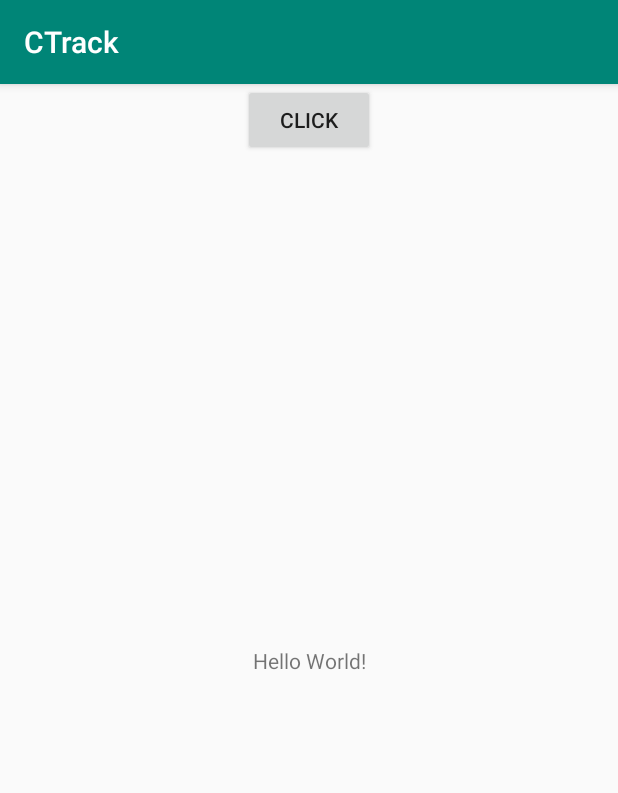
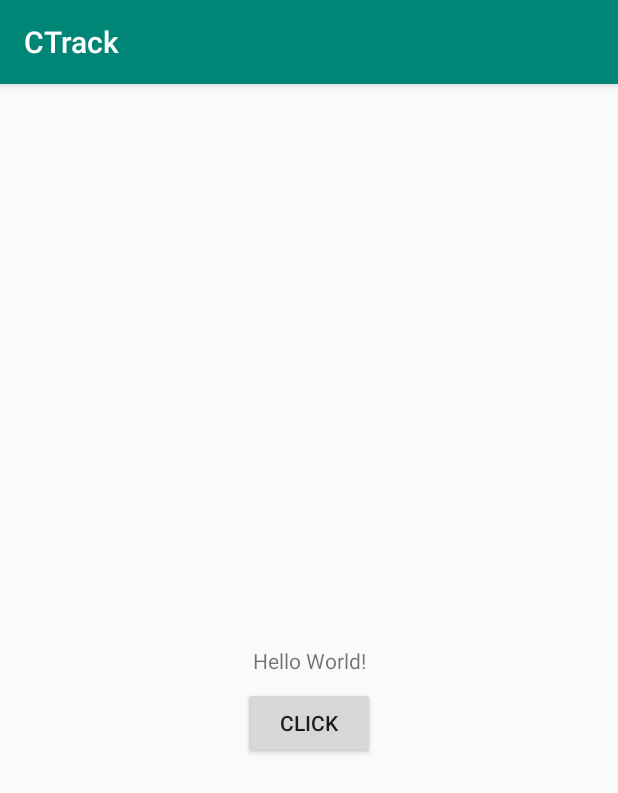
Before and after one commit to summerprogram2019/ecosoft, an Android app: the screen it shows after launch (MainActivity), on a phone screen of 412 x 824 dp. Shown: the top 793 px of the screen. Run offline under Robolectric (Android 15) with nearby library versions, the light colour scheme and no system bars.

Commit message:
Fixing linting issues

```diff
--- a/app/src/main/res/layout/activity_main.xml
+++ b/app/src/main/res/layout/activity_main.xml
@@ -20,11 +20,12 @@
         android:id="@+id/btnTest"
         android:layout_width="wrap_content"
         android:layout_height="wrap_content"
+        android:layout_marginTop="8dp"
         android:onClick="basicBtn"
         android:text="Click"
         app:layout_constraintEnd_toEndOf="parent"
         app:layout_constraintHorizontal_bias="0.5"
         app:layout_constraintStart_toStartOf="parent"
-        tools:layout_editor_absoluteY="392dp" />
+        app:layout_constraintTop_toBottomOf="@+id/labelHello" />
 
 </androidx.constraintlayout.widget.ConstraintLayout>
```
